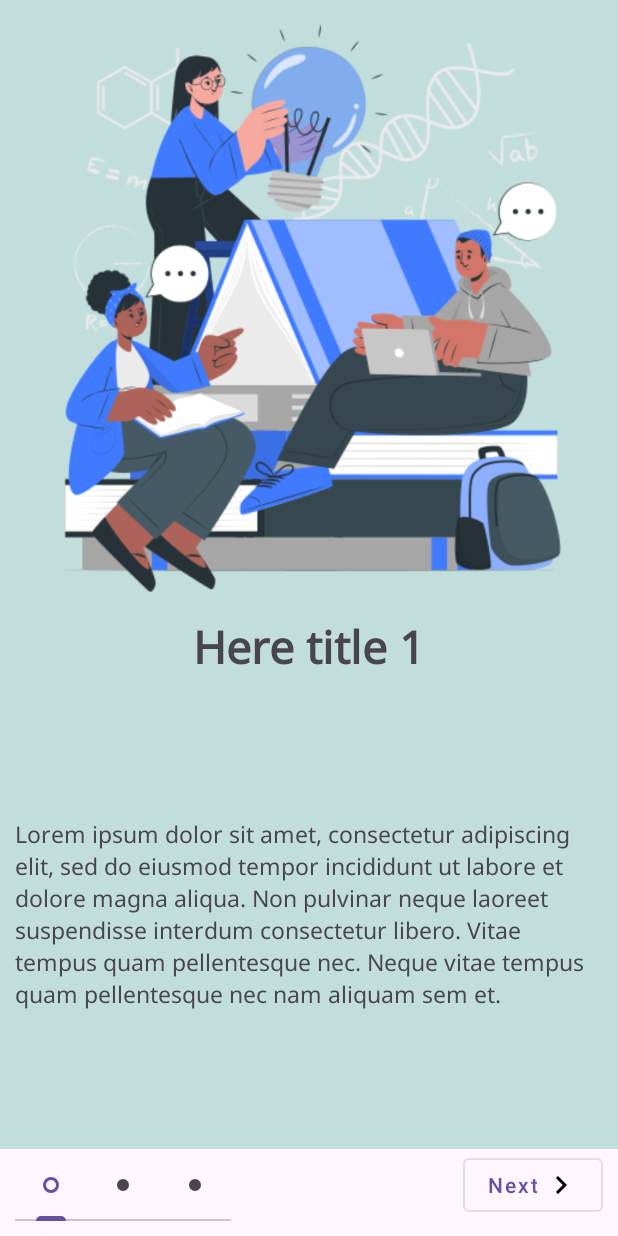
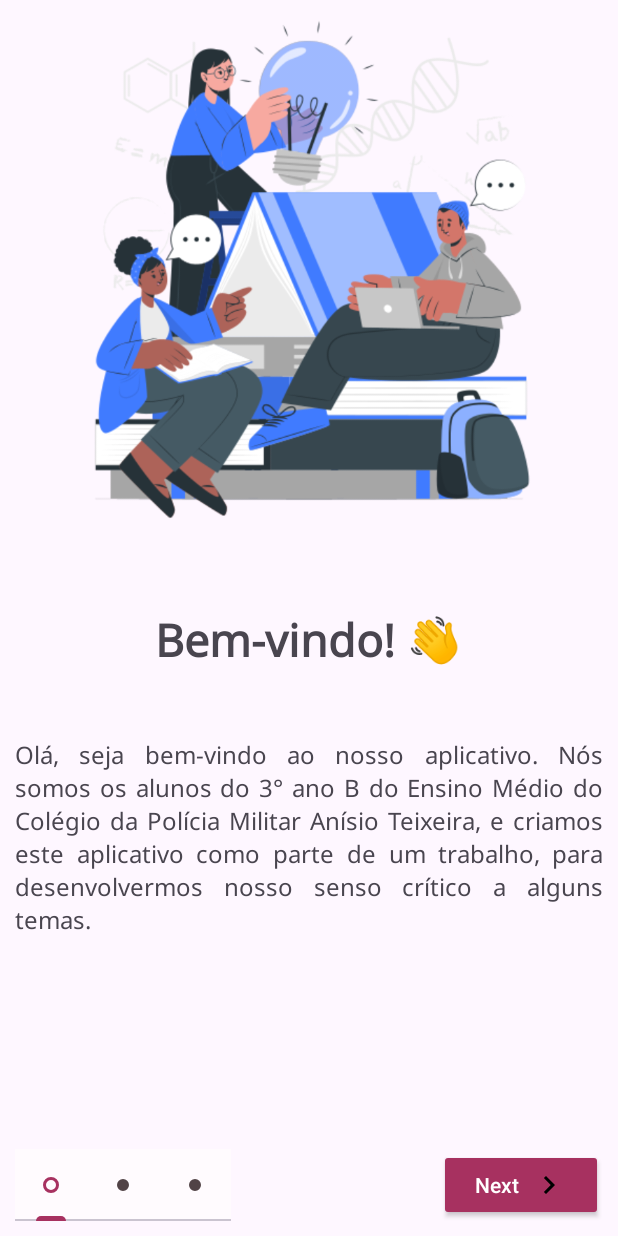
Before and after one commit to CarlosAcioli/AplicativoSala, an Android app: the screen it shows after launch (IntroScreen), on a phone screen of 412 x 824 dp. Run offline under Robolectric (Android 15) with nearby library versions, the phone set to English and light mode, and no system bars.

Commit message:
IntroScreen done

```diff
--- a/app/src/main/java/com/example/aplicativosala/adapter/VideosAdapter.kt
+++ b/app/src/main/java/com/example/aplicativosala/adapter/VideosAdapter.kt
@@ -42,7 +42,6 @@ class VideosAdapter(
         holder.studentsTextView.text = context.resources.getString(item.studentsName)
 
         holder.itemView.setOnClickListener {
-            dataset[position]
             val context = holder.itemView.context
             val intent = Intent(context, VideoActivity::class.java)
             intent.putExtra("UriParse", item.uriVideoParse.toString())
--- a/app/src/main/java/com/example/aplicativosala/dataset/IntroList.kt
+++ b/app/src/main/java/com/example/aplicativosala/dataset/IntroList.kt
@@ -8,9 +8,9 @@ class IntroList {
     fun loadIntroList(): List<IntroItem>{
 
         return listOf<IntroItem>(
-            IntroItem(R.drawable.img_education_1, R.string.title_1, R.string.description),
-            IntroItem(R.drawable.img_education_2, R.string.title_2, R.string.description),
-            IntroItem(R.drawable.img_education_3, R.string.title_3, R.string.description)
+            IntroItem(R.drawable.img_education_1, R.string.intro_title_1, R.string.dp_1),
+            IntroItem(R.drawable.img_education_3, R.string.intro_title_2, R.string.dp_2),
+            IntroItem(R.drawable.img_education_2, R.string.intro_title_3, R.string.dp_3)
         )
 
     }
--- a/app/src/main/res/layout/activity_intro_screen.xml
+++ b/app/src/main/res/layout/activity_intro_screen.xml
@@ -25,7 +25,7 @@
         android:textAllCaps="false"
         app:layout_constraintBottom_toBottomOf="parent"
         app:layout_constraintEnd_toEndOf="parent"
-        style="@style/Widget.MaterialComponents.Button.OutlinedButton"
+        style="@style/Widget.AppCompat.Button"
         android:drawableRight="@drawable/right"/>
 
     <com.google.android.material.tabs.TabLayout
--- a/app/src/main/res/layout/intro_item.xml
+++ b/app/src/main/res/layout/intro_item.xml
@@ -2,14 +2,13 @@
 <androidx.constraintlayout.widget.ConstraintLayout xmlns:android="http://schemas.android.com/apk/res/android"
     xmlns:app="http://schemas.android.com/apk/res-auto"
     android:layout_width="match_parent"
-    android:layout_height="match_parent"
-    android:background="@color/blue_light">
+    android:layout_height="match_parent">
 
     <ImageView
         android:id="@+id/educationImage"
         android:layout_width="wrap_content"
-        android:layout_height="400dp"
-        android:src="@drawable/img_education_1"
+        android:layout_height="350dp"
+        android:src="@drawable/img_education_3"
         app:layout_constraintEnd_toEndOf="parent"
         app:layout_constraintStart_toStartOf="parent"
         app:layout_constraintTop_toTopOf="parent" />
@@ -23,6 +22,7 @@
         android:text="Bem-vindo"
         android:textSize="30sp"
         android:textStyle="bold"
+        app:layout_constraintBottom_toTopOf="@+id/description"
         app:layout_constraintEnd_toEndOf="parent"
         app:layout_constraintStart_toStartOf="parent"
         app:layout_constraintTop_toBottomOf="@+id/educationImage" />
@@ -33,12 +33,13 @@
         android:layout_height="wrap_content"
         android:layout_margin="10dp"
         android:fontFamily="@font/noto_sans"
-        android:text="@string/description"
-        android:textSize="15sp"
+        android:justificationMode="inter_word"
+        android:text="@string/dp_2"
+        android:textSize="16sp"
         app:layout_constraintBottom_toBottomOf="parent"
         app:layout_constraintEnd_toEndOf="parent"
         app:layout_constraintStart_toStartOf="parent"
-        app:layout_constraintTop_toBottomOf="@+id/titleIntro" />
+        app:layout_constraintTop_toBottomOf="@+id/educationImage" />
 
 
 </androidx.constraintlayout.widget.ConstraintLayout>
--- a/app/src/main/res/values-night/themes.xml
+++ b/app/src/main/res/values-night/themes.xml
@@ -2,6 +2,35 @@
     <!-- Base application theme. -->
     <style name="Base.Theme.AplicativoSala" parent="Theme.Material3.DayNight.NoActionBar">
         <!-- Customize your dark theme here. -->
-        <!-- <item name="colorPrimary">@color/my_dark_primary</item> -->
+
+        <item name="colorPrimary">@color/primary_dark</item>
+        <item name="colorOnPrimary">@color/on_primary_dark</item>
+        <item name="colorPrimaryContainer">@color/primary_container_dark</item>
+        <item name="colorOnPrimaryContainer">@color/on_primary_container_dark</item>
+
+        <item name="colorSecondary">@color/secondary_dark</item>
+        <item name="colorOnSecondary">@color/on_secondary_dark</item>
+        <item name="colorSecondaryContainer">@color/secondary_container_dark</item>
+        <item name="colorOnSecondaryContainer">@color/on_secondary_container_dark</item>
+
+        <item name="colorTertiary">@color/terciary_dark</item>
+        <item name="colorOnTertiary">@color/on_terciary_dark</item>
+        <item name="colorTertiaryContainer">@color/terciary_container_dark</item>
+        <item name="colorOnTertiaryContainer">@color/on_terciary_container_dark</item>
+
+        <item name="background">@color/background_dark</item>
+        <item name="colorOnBackground">@color/on_background_dark</item>
+        <item name="colorSurface">@color/grey_background</item>
+        <item name="colorOnSurface">@color/on_surface_dark</item>
+        <item name="colorOutline">@color/outline_dark</item>
+        <item name="colorSurfaceVariant">@color/grey_background</item>
+        <item name="colorOnSurfaceVariant">@color/on_surface_variant_dark</item>
+
     </style>
+
+    <style name="Mycardview" parent="Widget.MaterialComponents.CardView">
+        <item name="cardBackgroundColor">@color/terciary_container_dark</item>
+
+    </style>
+
 </resources>
--- a/app/src/main/res/values/colors.xml
+++ b/app/src/main/res/values/colors.xml
@@ -1,8 +1,68 @@
 <?xml version="1.0" encoding="utf-8"?>
 <resources>
+        <!-- Light Theme -->
     <color name="black">#FF000000</color>
     <color name="white">#FFFFFFFF</color>
     <color name="blue_light">#C2DEDC</color>
     <color name="grey_not_selected">#90918E</color>
     <color name="green_selected">#89FF00</color>
+
+    <!-- Primary  -->
+    <color name="primary">#a73160</color>
+    <color name="on_primary">#ffffff</color>
+    <color name="primary_container">#ffd9e2</color>
+    <color name="on_primary_container">#3f001c</color>
+
+    <!-- Secondary -->
+    <color name="secondary">#ab3514</color>
+    <color name="on_secondary">#ffffff</color>
+    <color name="secondary_container">#ffdbd1</color>
+    <color name="on_secondary_container">#3c0800</color>
+
+    <!-- Terciary -->
+    <color name="terciary">#775a00</color>
+    <color name="on_terciary">#ffffff</color>
+    <color name="terciary_container">#ffdf99</color>
+    <color name="on_terciary_container">#251a00</color>
+
+    <!-- Background -->
+    <color name="background">#fafcff</color>
+    <color name="on_background">#001f2a</color>
+    <color name="surface">#fffbfe</color>
+    <color name="on_surface">#001f2a</color>
+    <color name="outline">#837376</color>
+    <color name="surface_variant">#fffbfe</color>
+    <color name="on_surface_variant">#514346</color>
+
+        <!-- Dark Theme -->
+
+    <!-- Primary  -->
+    <color name="primary_dark">#ffb1c7</color>
+    <color name="on_primary_dark">#650031</color>
+    <color name="primary_container_dark">#871648</color>
+    <color name="on_primary_container_dark">#ffd9e2</color>
+
+    <!-- Secondary -->
+    <color name="secondary_dark">#ffb5a1</color>
+    <color name="on_secondary_dark">#611300</color>
+    <color name="secondary_container_dark">#881f00</color>
+    <color name="on_secondary_container_dark">#ffdbd1</color>
+
+    <!-- Terciary -->
+    <color name="terciary_dark">#f7be01</color>
+    <color name="on_terciary_dark">#3f2e00</color>
+    <color name="terciary_container_dark">#5a4300</color>
+    <color name="on_terciary_container_dark">#ffdf99</color>
+
+    <!-- Background -->
+    <color name="background_dark">#001f2a</color>
+    <color name="on_background_dark">#bfe9ff</color>
+    <color name="surface_dark">#001f2a</color>
+    <color name="on_surface_dark">#bfe9ff</color>
+    <color name="outline_dark">#9e8c90</color>
+    <color name="surface_variant_dark">#514346</color>
+    <color name="on_surface_variant_dark">#d6c2c5</color>
+
+    <color name="grey_background">#1c1b1f</color>
+
 </resources>
--- a/app/src/main/res/values/strings.xml
+++ b/app/src/main/res/values/strings.xml
@@ -32,4 +32,14 @@
     <!-- Description -->
     <string name="description">Lorem ipsum dolor sit amet, consectetur adipiscing elit, sed do eiusmod tempor incididunt ut labore et dolore magna aliqua. Non pulvinar neque laoreet suspendisse interdum consectetur libero. Vitae tempus quam pellentesque nec. Neque vitae tempus quam pellentesque nec nam aliquam sem et.</string>
 
+    <!-- titles itro -->
+    <string name="intro_title_1">Bem-vindo! 👋</string>
+    <string name="intro_title_2">O que é esse app? 💭</string>
+    <string name="intro_title_3">Aproveite os vídeos! 📱</string>
+
+    <!-- descriptions -->
+    <string name="dp_1">Olá, seja bem-vindo ao nosso aplicativo. Nós somos os alunos do 3° ano B do Ensino Médio do Colégio da Polícia Militar Anísio Teixeira, e criamos este aplicativo como parte de um trabalho, para desenvolvermos nosso senso crítico a alguns temas.</string>
+    <string name="dp_2">O objetivo deste aplicativo é apresentar vídeos com temáticas diferentes, que abordam críticas à assuntos relevantes para a nossa sociedade. Os vídeos também trazem uma crítica sobre o tema, mostrando diferentes pontos de vista, questionando o senso comum, e expandindo a visão referente aos temas abordados.</string>
+    <string name="dp_3">Esperamos que você aproveite o nosso aplicativo e assista aos vídeos com um olhar crítico e curioso. Queremos compartilhar com você as nossas reflexões e aprendizados sobre os temas propostos. Agradecemos a sua atenção e participação. Valeu!</string>
+
 </resources>
--- a/app/src/main/res/values/themes.xml
+++ b/app/src/main/res/values/themes.xml
@@ -2,7 +2,30 @@
     <!-- Base application theme. -->
     <style name="Base.Theme.AplicativoSala" parent="Theme.Material3.DayNight.NoActionBar">
         <!-- Customize your light theme here. -->
-        <!-- <item name="colorPrimary">@color/my_light_primary</item> -->
+        <item name="colorPrimary">@color/primary</item>
+        <item name="colorOnPrimary">@color/on_primary</item>
+        <item name="colorPrimaryContainer">@color/primary_container</item>
+        <item name="colorOnPrimaryContainer">@color/on_primary_container</item>
+
+        <item name="colorSecondary">@color/secondary</item>
+        <item name="colorOnSecondary">@color/on_secondary</item>
+        <item name="colorSecondaryContainer">@color/secondary_container</item>
+        <item name="colorOnSecondaryContainer">@color/on_secondary_container</item>
+
+        <item name="colorTertiary">@color/terciary</item>
+        <item name="colorOnTertiary">@color/on_terciary</item>
+        <item name="colorTertiaryContainer">@color/terciary_container</item>
+        <item name="colorOnTertiaryContainer">@color/on_terciary_container</item>
+
+        <item name="background">@color/background</item>
+        <item name="colorOnBackground">@color/on_background</item>
+        <item name="colorSurface">@color/surface</item>
+        <item name="colorOnSurface">@color/on_surface</item>
+        <item name="colorOutline">@color/outline</item>
+        <item name="colorSurfaceVariant">@color/surface_variant</item>
+        <item name="colorOnSurfaceVariant">@color/on_surface_variant</item>
+
+
     </style>
 
     <style name="Theme.AplicativoSala" parent="Base.Theme.AplicativoSala" />
```
